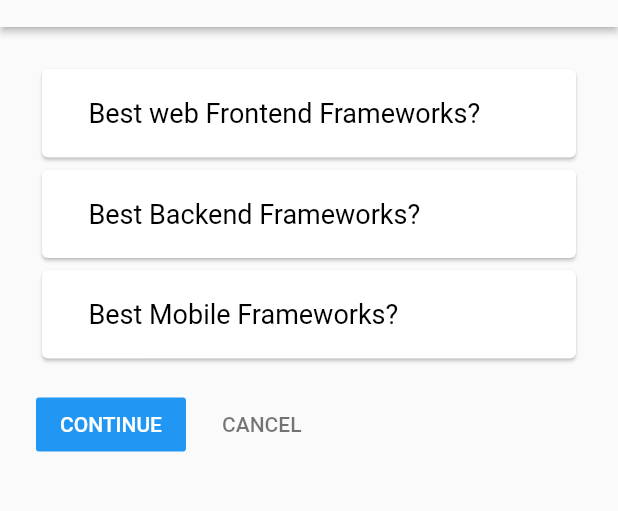
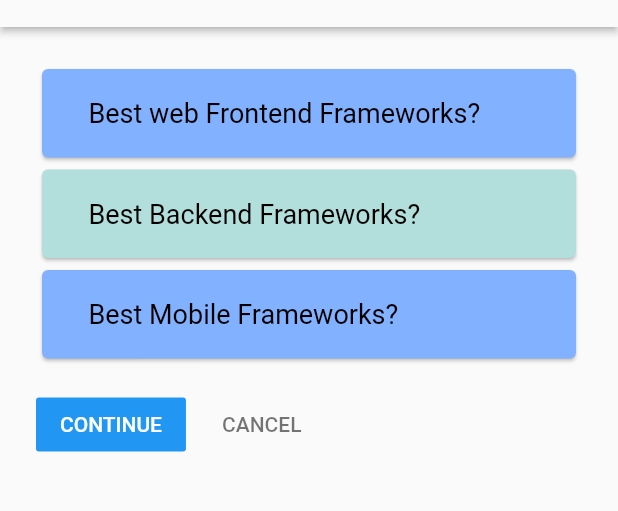
Before and after one commit to DaminduSandaruwan/VoteApp, a Flutter app: the screen it shows after launch, after a tap on "Google Sign In", on a phone screen of 412 x 824 dp, the part 165-676 px from its top. Run offline on Flutter 3.47's test engine with Material 2 defaults, Android fonts, the phone set to English and light mode, and no system bars.

Commit message:
Alternate Color Function

```diff
--- a/lib/widgets/vote_list.dart
+++ b/lib/widgets/vote_list.dart
@@ -7,6 +7,7 @@ import 'package:vote_app/models/vote.dart';
 class VoteListWidget extends StatelessWidget {
   @override
   Widget build(BuildContext context) {
+    Function alternateColor = getAlternate(start:0);
     return Consumer<VoteState>(
       builder: (context,voteState,child){
         return Column(
@@ -25,10 +26,24 @@ class VoteListWidget extends StatelessWidget {
                   ),
                 ),
               ),
+              color: alternateColor(),
             )
           ],
         );
       },
     );
   }
+  Function getAlternate({int start =0}){
+    int indexNum = start;
+    Color getColor (){
+      Color color = Colors.teal[100];
+
+      if(indexNum %2 ==0){
+        color = Colors.blueAccent[100];
+      }
+      ++indexNum;
+      return color;
+    }
+    return getColor;
+  }
 }
```
